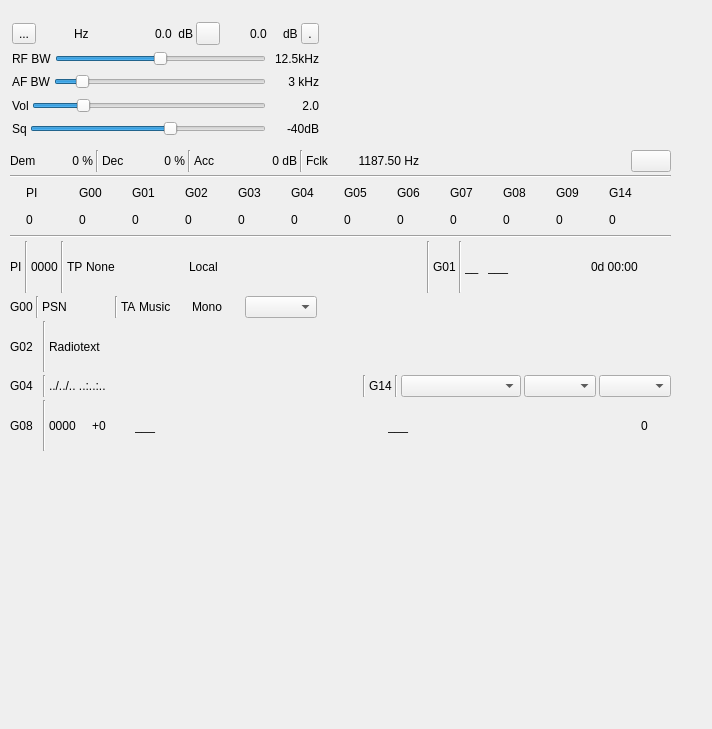
f4exb/sdrangel, file plugins/channel/bfm/bfmdemodgui.ui: the form before one commit.
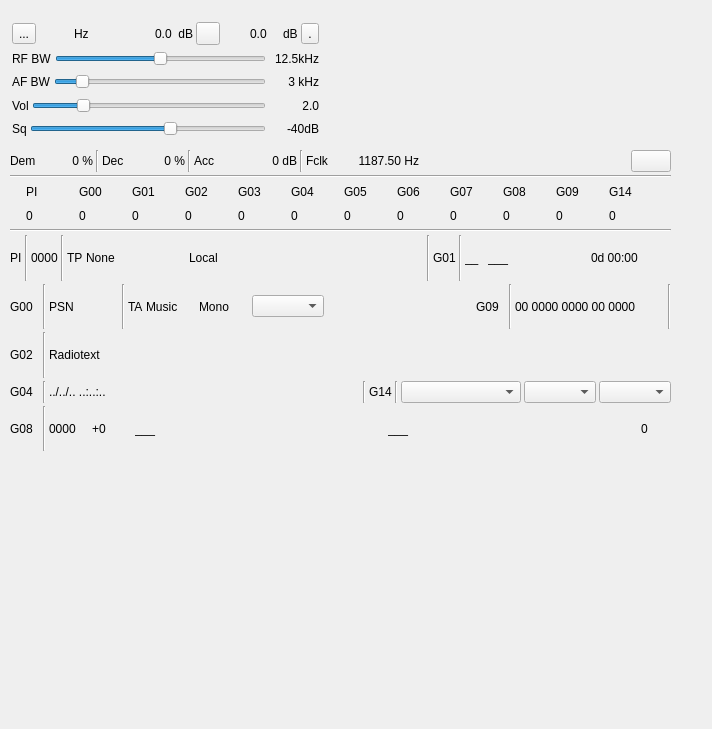
The form after the commit. Icons and pictures are not drawn. Custom widgets are drawn as their Qt base class.

Commit message: BFM demod: RDS GUI part #11: implemented group8 generic decoding

The edit to the form file:
```diff
--- a/plugins/channel/bfm/bfmdemodgui.ui
+++ b/plugins/channel/bfm/bfmdemodgui.ui
@@ -1186,9 +1186,15 @@
      <layout class="QHBoxLayout" name="row2DataLayout">
       <item>
        <widget class="QLabel" name="g00Label">
-        <property name="maximumSize">
+        <property name="minimumSize">
          <size>
           <width>30</width>
+          <height>0</height>
+         </size>
+        </property>
+        <property name="maximumSize">
+         <size>
+          <width>16777215</width>
           <height>16777215</height>
          </size>
         </property>
@@ -1328,6 +1334,46 @@
         </property>
        </spacer>
       </item>
+      <item>
+       <widget class="QLabel" name="g09Label">
+        <property name="minimumSize">
+         <size>
+          <width>30</width>
+          <height>0</height>
+         </size>
+        </property>
+        <property name="text">
+         <string>G09</string>
+        </property>
+       </widget>
+      </item>
+      <item>
+       <widget class="Line" name="row2Separator3">
+        <property name="orientation">
+         <enum>Qt::Vertical</enum>
+        </property>
+       </widget>
+      </item>
+      <item>
+       <widget class="QLabel" name="g09Data">
+        <property name="minimumSize">
+         <size>
+          <width>150</width>
+          <height>0</height>
+         </size>
+        </property>
+        <property name="text">
+         <string>00 0000 0000 00 0000</string>
+        </property>
+       </widget>
+      </item>
+      <item>
+       <widget class="Line" name="row2Separator4">
+        <property name="orientation">
+         <enum>Qt::Vertical</enum>
+        </property>
+       </widget>
+      </item>
      </layout>
     </item>
     <item>
```
The commit also changes 3 other files.
